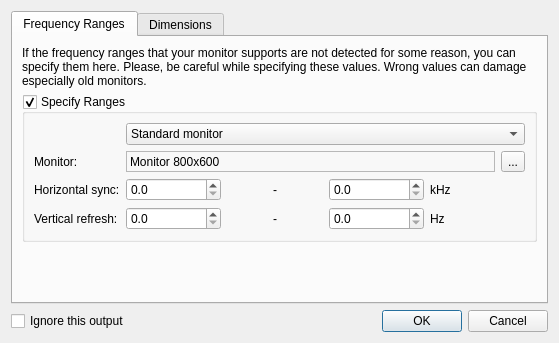
First picture: the form in kde4/display-settings/ui/output.ui, repository pars-linux/uludag, before the edit.
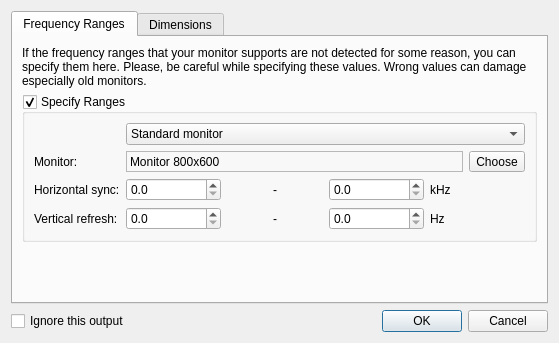
Second picture: the form after the edit.

What changed in the file:
```diff
--- a/kde4/display-settings/ui/output.ui
+++ b/kde4/display-settings/ui/output.ui
@@ -99,7 +99,7 @@
               <item>
                <widget class="QToolButton" name="browseMonitorsButton">
                 <property name="text">
-                 <string>...</string>
+                 <string>Choose</string>
                 </property>
                </widget>
               </item>
```
